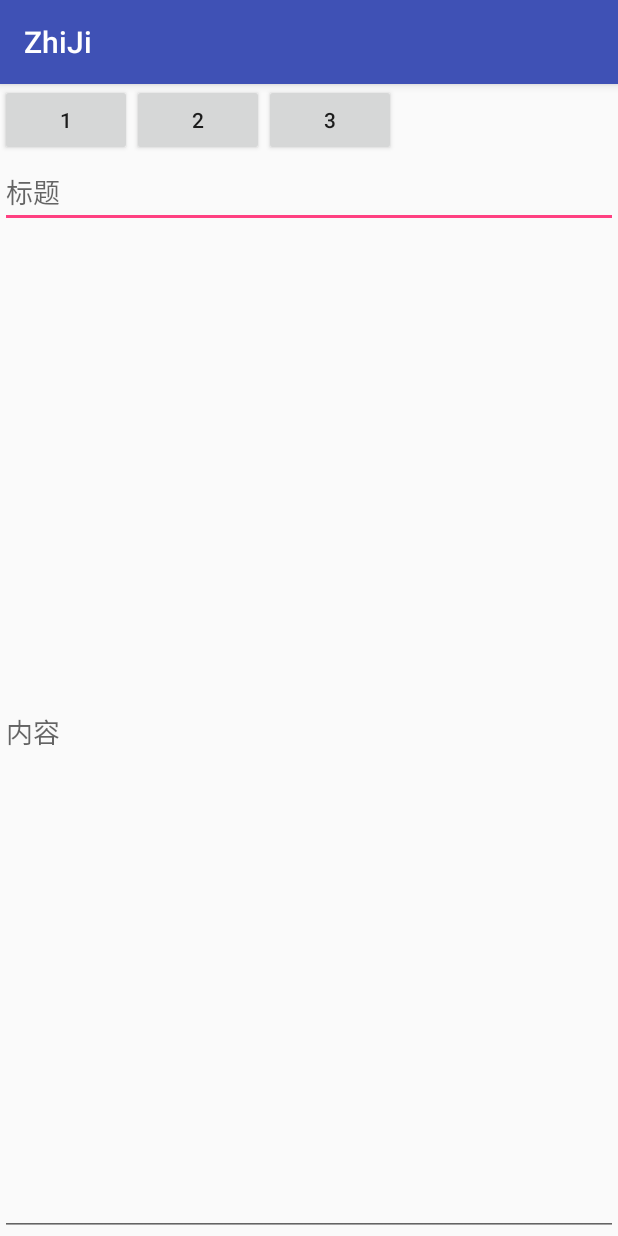
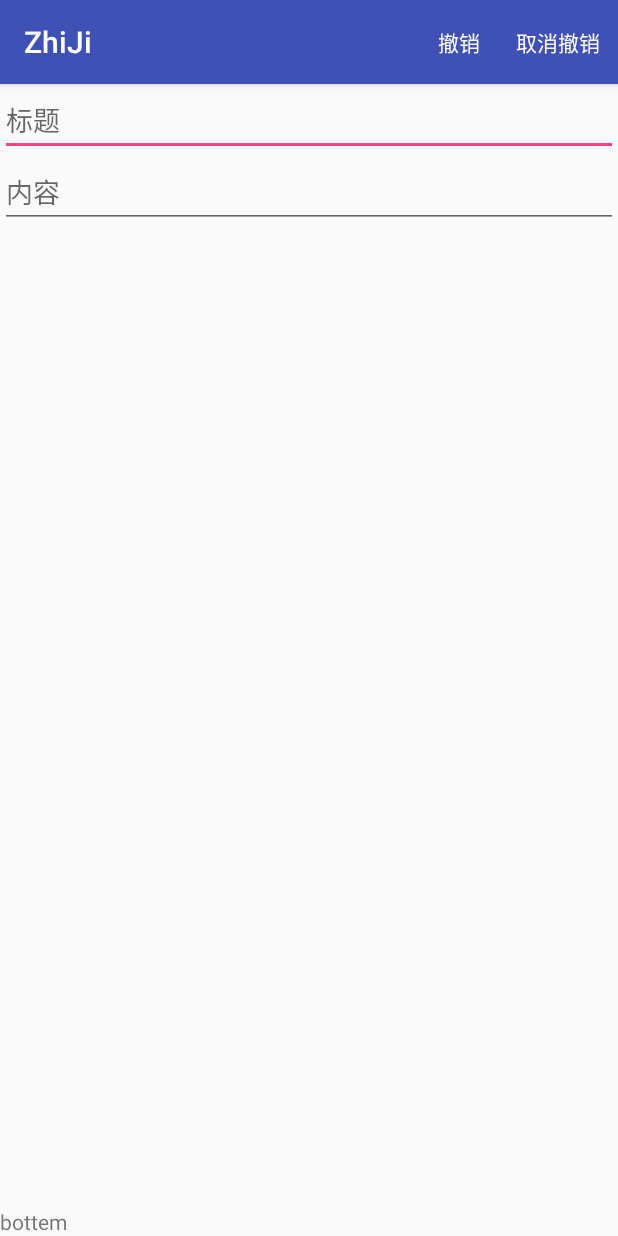
Before and after one commit to clwater/GraduationProject, an Android app: the EditActivity screen opened directly, with no data from a screen before it, on a phone screen of 412 x 824 dp. Run offline under Robolectric (Android 15) with nearby library versions, the phone set to English and light mode, and no system bars; our stand-ins replace ButterKnife; libraries missing offline, so code that uses them is left out: com.rengwuxian.materialedittext, ren.qinc.edit; plain views replace MaterialEditText; 3 statements that could not run were skipped.

Commit message:
20170517

```diff
--- a/LAL/ZhiJi/app/src/main/AndroidManifest.xml
+++ b/LAL/ZhiJi/app/src/main/AndroidManifest.xml
@@ -16,7 +16,7 @@
                 <category android:name="android.intent.category.LAUNCHER" />
             </intent-filter>
         </activity>
-        <activity android:name=".ui.activity.EditActivity"/>
+        <activity android:name=".ui.activity.EditActivity" />
     </application>
 
 </manifest>
--- a/LAL/ZhiJi/app/src/main/java/com/clwater/zhiji/ui/activity/EditActivity.java
+++ b/LAL/ZhiJi/app/src/main/java/com/clwater/zhiji/ui/activity/EditActivity.java
@@ -3,7 +3,13 @@ package com.clwater.zhiji.ui.activity;
 import android.os.Bundle;
 import android.support.annotation.Nullable;
 import android.support.v7.app.AppCompatActivity;
-import android.widget.Button;
+import android.util.Log;
+import android.view.Menu;
+import android.view.MenuInflater;
+import android.view.MenuItem;
+import android.view.View;
+import android.view.WindowManager;
+import android.widget.RelativeLayout;
 
 import com.clwater.zhiji.R;
 import com.rengwuxian.materialedittext.MaterialEditText;
@@ -18,12 +24,9 @@ import ren.qinc.edit.PerformEdit;
  */
 
 public class EditActivity extends AppCompatActivity {
-    @BindView(R.id.editText_edit_text)
-    MaterialEditText editText_edit_text;
-
-    @BindView(R.id.id1) Button button1;
-    @BindView(R.id.id2) Button button2;
-    @BindView(R.id.id3) Button button3;
+    @BindView(R.id.editText_edit_text) MaterialEditText editText_edit_text;
+    @BindView(R.id.editText_edit_title) MaterialEditText editText_edit_title;
+    @BindView(R.id.view_edit_spaceview) View view_edit_spaceview;
 
     PerformEdit mPerformEdit;
 
@@ -31,6 +34,8 @@ public class EditActivity extends AppCompatActivity {
     protected void onCreate(@Nullable Bundle savedInstanceState) {
         super.onCreate(savedInstanceState);
         setContentView(R.layout.activity_edit);
+        getWindow().setSoftInputMode(WindowManager.LayoutParams.SOFT_INPUT_ADJUST_RESIZE);
+
 
         ButterKnife.bind(this);
 
@@ -39,24 +44,59 @@ public class EditActivity extends AppCompatActivity {
 
     private void init() {
         mPerformEdit = new PerformEdit(editText_edit_text);
-        mPerformEdit.setDefaultText("这是初始值,不做撤销记录");
+        mPerformEdit.setDefaultText("");
 
+
+        init_editText_edit_text();
 
     }
 
-    @OnClick(R.id.id1)
-    public void b1(){
-        mPerformEdit.undo();
+    private void init_editText_edit_text() {
+
+        editText_edit_text.setOnFocusChangeListener(new android.view.View.
+                OnFocusChangeListener() {
+            @Override
+            public void onFocusChange(View v, boolean hasFocus) {
+                RelativeLayout.LayoutParams relaParams = (RelativeLayout.LayoutParams)  view_edit_spaceview.getLayoutParams();
+                if (hasFocus) {
+                    relaParams.height = 0;
+                } else {
+                    if(editText_edit_text.getHeight() < 1000) {
+                        relaParams.height = 500;
+                    }
+                }
+                view_edit_spaceview.setLayoutParams(relaParams);
+
+            }
+        });
     }
 
-    @OnClick(R.id.id2)
-    public void b2(){
-        mPerformEdit.redo();
+    @OnClick(R.id.view_edit_spaceview)
+    public void view_edit_spaceview_onclick(){
+        editText_edit_text.setFocusable(true);
+        editText_edit_text.setFocusableInTouchMode(true);
+        editText_edit_text.requestFocus();
     }
 
-    @OnClick(R.id.id3)
-    public void b3(){
-        mPerformEdit.clearHistory();
+
+    public boolean onCreateOptionsMenu(Menu menu) {
+        MenuInflater inflater = getMenuInflater();
+        inflater.inflate(R.menu.menu_edit, menu);
+        return super.onCreateOptionsMenu(menu);
     }
 
+    public boolean onOptionsItemSelected(MenuItem item) {
+        switch (item.getItemId()) {
+            case R.id.menuitem_edit_undo:
+                mPerformEdit.undo();
+                return true;
+            case R.id.menuitem_edit_redo:
+                mPerformEdit.redo();
+                return true;
+            default:
+                return super.onOptionsItemSelected(item);
+        }
+    }
+
+
 }
--- a/LAL/ZhiJi/app/src/main/res/layout/activity_edit.xml
+++ b/LAL/ZhiJi/app/src/main/res/layout/activity_edit.xml
@@ -5,37 +5,37 @@
     xmlns:app="http://schemas.android.com/apk/res-auto">
 
 
-    <LinearLayout
+
+
+    <RelativeLayout
         android:layout_width="match_parent"
         android:layout_height="wrap_content"
-        android:id="@+id/test">
+        android:layout_alignParentBottom="true"
+        android:id="@+id/rela_edit_bottonrela"
+        >
 
-        <Button
+        <TextView
             android:layout_width="wrap_content"
             android:layout_height="wrap_content"
-            android:text="1"
-            android:id="@+id/id1"/>
-        <Button
-            android:layout_width="wrap_content"
-            android:layout_height="wrap_content"
-            android:text="2"
-            android:id="@+id/id2"/>
-        <Button
-            android:layout_width="wrap_content"
-            android:layout_height="wrap_content"
-            android:text="3"
-            android:id="@+id/id3"/>
+            android:text="bottem"/>
+    </RelativeLayout>
 
-    </LinearLayout>
+    <ScrollView
+        android:layout_width="match_parent"
+        android:layout_height="match_parent"
+        android:layout_above="@id/rela_edit_bottonrela"
+        >
 
 
+        <RelativeLayout
+            android:layout_width="match_parent"
+            android:layout_height="match_parent">
 
             <com.rengwuxian.materialedittext.MaterialEditText
                 android:layout_width="match_parent"
                 android:layout_height="wrap_content"
                 app:met_floatingLabel="highlight"
                 android:id="@+id/editText_edit_title"
-        android:layout_below="@id/test"
                 android:hint="标题"/>
 
             <com.rengwuxian.materialedittext.MaterialEditText
@@ -44,9 +44,20 @@
                 app:met_floatingLabel="highlight"
                 android:id="@+id/editText_edit_text"
                 android:layout_below="@id/editText_edit_title"
+                android:gravity="top|left"
+                app:met_hideUnderline="true"
                 android:hint="内容"/>
 
 
+            <View
+                android:layout_width="match_parent"
+                android:layout_height="500dp"
+                android:layout_below="@id/editText_edit_text"
+                android:id="@+id/view_edit_spaceview"/>
+
+        </RelativeLayout>
+
+    </ScrollView>
 
 
 </RelativeLayout>
--- /dev/null
+++ b/LAL/ZhiJi/app/src/main/res/menu/menu_edit.xml
@@ -0,0 +1,13 @@
+<?xml version="1.0" encoding="utf-8"?>
+<menu xmlns:android="http://schemas.android.com/apk/res/android"
+    xmlns:app="http://schemas.android.com/apk/res-auto">
+    <item
+        android:id="@+id/menuitem_edit_undo"
+        app:showAsAction="always"
+        android:title="撤销"/>
+    <item
+        android:id="@+id/menuitem_edit_redo"
+        app:showAsAction="always"
+        android:title="取消撤销"/>
+
+</menu>
```
Lines whose indentation alone changed are shown as unchanged.
